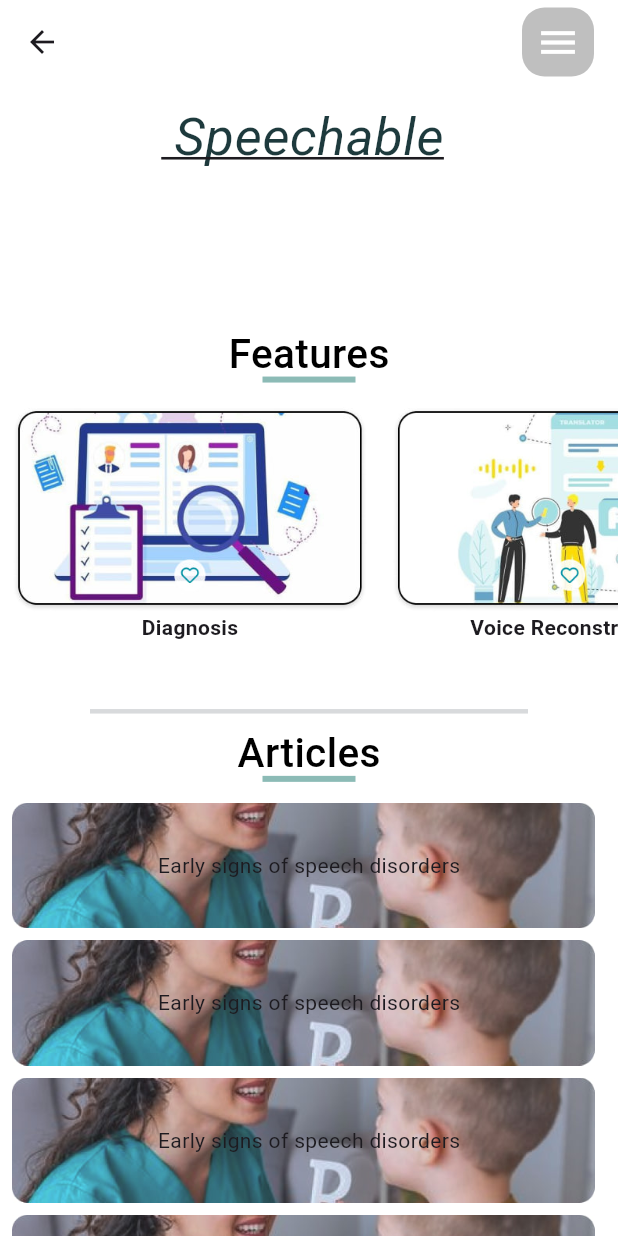
After one commit to Ayman-ELwarak/Mobeen-Application, a Flutter app: the Homepage screen opened directly, on a phone screen of 412 x 824 dp. The commit adds this screen. Run offline on Flutter 3.47's test engine with Material 3 defaults, Android fonts, the phone set to English and light mode, and no system bars; our stand-ins replace just_audio; missing offline and left inert: dart:ffi, record.

Commit message:
Add HomePage

```diff
--- /dev/null
+++ b/lib/models/ArticleModel.dart
@@ -0,0 +1,5 @@
+class Articlemodel {
+  String image;
+  String title;
+  Articlemodel({required this.image, required this.title});
+}
--- /dev/null
+++ b/lib/models/FeatureModel.dart
@@ -0,0 +1,8 @@
+import 'package:flutter/material.dart';
+
+class Featuremodel {
+  String image;
+  String text;
+  Widget page;
+  Featuremodel({required this.image, required this.text, required this.page});
+}
--- /dev/null
+++ b/lib/screens/HomePage.dart
@@ -0,0 +1,204 @@
+import 'package:flutter/material.dart';
+import 'package:mobile_app/components/Menu.dart';
+import 'package:mobile_app/models/ArticleModel.dart';
+import 'package:mobile_app/models/FeatureModel.dart';
+import 'package:mobile_app/screens/Articles.dart';
+import 'package:mobile_app/screens/CardsPage.dart';
+import 'package:mobile_app/screens/Diagnosis.dart';
+import 'package:mobile_app/screens/Exercises.dart';
+import 'package:mobile_app/screens/Translator.dart';
+
+class Homepage extends StatelessWidget {
+  List<Featuremodel> Features = [
+    Featuremodel(
+        image: 'assest/images/Diagnosis.jpg',
+        text: 'Diagnosis',
+        page: const Diagnosis()),
+    Featuremodel(
+        image: 'assest/images/Voice_Reconstructor.jpg',
+        text: 'Voice Reconstructor',
+        page: const Translator()),
+    Featuremodel(
+        image: 'assest/images/Cards_Game.jpg',
+        text: 'Cards Game',
+        page: Cardspage()),
+    Featuremodel(
+        image: 'assest/images/Exercises.jpg',
+        text: 'Exercises',
+        page: ExercisePage()),
+  ];
+  List<Articlemodel> Articles = [
+    Articlemodel(
+        image: 'assest/images/Article.jpg',
+        title: 'Early signs of speech disorders'),
+    Articlemodel(
+        image: 'assest/images/Article.jpg',
+        title: 'Early signs of speech disorders'),
+    Articlemodel(
+        image: 'assest/images/Article.jpg',
+        title: 'Early signs of speech disorders'),
+    Articlemodel(
+        image: 'assest/images/Article.jpg',
+        title: 'Early signs of speech disorders'),
+    Articlemodel(
+        image: 'assest/images/Article.jpg',
+        title: 'Early signs of speech disorders'),
+    Articlemodel(
+        image: 'assest/images/Article.jpg',
+        title: 'Early signs of speech disorders'),
+  ];
+  Homepage({super.key});
+
+  @override
+  Widget build(BuildContext context) {
+    return Scaffold(
+      backgroundColor: Colors.white,
+      appBar: AppBar(
+        backgroundColor: Colors.white,
+        actions: const [Menu()],
+      ),
+      body: Column(
+        children: [
+          const Padding(
+            padding: EdgeInsets.only(top: 10.0, bottom: 100.0),
+            child: Expanded(
+              flex: 2,
+              child: Text(
+                " Speechable ",
+                style: TextStyle(
+                  fontSize: 35,
+                  decoration: TextDecoration.underline,
+                  color: Color(0xFF1E3A3D),
+                  fontStyle: FontStyle.italic,
+                  fontWeight: FontWeight.w400,
+                ),
+              ),
+            ),
+          ),
+          const Expanded(
+            flex: 2,
+            child: FittedBox(
+              fit: BoxFit.scaleDown,
+              child: Text(
+                'Features',
+                style: TextStyle(
+                  fontSize: 27,
+                  color: Colors.black,
+                  fontWeight: FontWeight.w500,
+                ),
+              ),
+            ),
+          ),
+          const Padding(
+            padding: EdgeInsets.only(bottom: 16.0),
+            child: Divider(
+              color: Color(0xFF8CBBB6),
+              height: 0,
+              indent: 175,
+              endIndent: 175,
+              thickness: 4,
+            ),
+          ),
+          Expanded(
+            flex: 10,
+            child: ListView.builder(
+              scrollDirection: Axis.horizontal,
+              itemCount: Features.length,
+              itemBuilder: (context, index) {
+                return Padding(
+                  padding: const EdgeInsets.only(left: 8.0, right: 8.0),
+                  child: GestureDetector(
+                    onTap: () {
+                      Navigator.push(
+                        context,
+                        MaterialPageRoute(
+                          builder: (context) {
+                            return Features[index].page;
+                          },
+                        ),
+                      );
+                    },
+                    child: Column(
+                      children: [
+                        SizedBox(
+                          height: MediaQuery.of(context).size.height / 6,
+                          child: Image.asset(Features[index].image),
+                        ),
+                        Text(
+                          Features[index].text,
+                          style: const TextStyle(
+                            fontWeight: FontWeight.bold,
+                          ),
+                        ),
+                      ],
+                    ),
+                  ),
+                );
+              },
+            ),
+          ),
+          const Divider(
+            color: Color(0xFFD8DADC),
+            indent: 60,
+            endIndent: 60,
+            thickness: 3,
+          ),
+          const Expanded(
+            flex: 2,
+            child: FittedBox(
+              fit: BoxFit.scaleDown,
+              child: Text(
+                'Articles',
+                style: TextStyle(
+                  fontSize: 27,
+                  color: Colors.black,
+                  fontWeight: FontWeight.w500,
+                ),
+              ),
+            ),
+          ),
+          const Padding(
+            padding: EdgeInsets.only(bottom: 10.0),
+            child: Divider(
+              color: Color(0xFF8CBBB6),
+              height: 0,
+              indent: 175,
+              endIndent: 175,
+              thickness: 4,
+            ),
+          ),
+          Expanded(
+            flex: 15,
+            child: ListView.builder(
+              itemCount: Articles.length,
+              itemBuilder: (context, index) {
+                return SizedBox(
+                  height: MediaQuery.of(context).size.height / 9,
+                  child: Stack(
+                    children: [
+                      Padding(
+                        padding: const EdgeInsets.only(
+                          left: 8.0,
+                          right: 8.0,
+                          bottom: 4,
+                          top: 4,
+                        ),
+                        child: SizedBox(
+                          height: MediaQuery.of(context).size.height / 9,
+                          child: Image.asset(Articles[index].image),
+                        ),
+                      ),
+                      Center(
+                        child: Text(Articles[index].title),
+                      ),
+                    ],
+                  ),
+                );
+              },
+            ),
+          ),
+        ],
+      ),
+    );
+  }
+}
```
Also changed, not shown: lib/screens/Diagnosis.dart (added, +248 -0 lines), lib/screens/Form.dart (+26 -25 lines), assest/images/Article.jpg (added), assest/images/Cards_Game.jpg (added), assest/images/Diagnosis.jpg (added), assest/images/Exercises.jpg (added), assest/images/Voice_Reconstructor.jpg (added), assest/images/backgrondHomePage.jpg (added).
